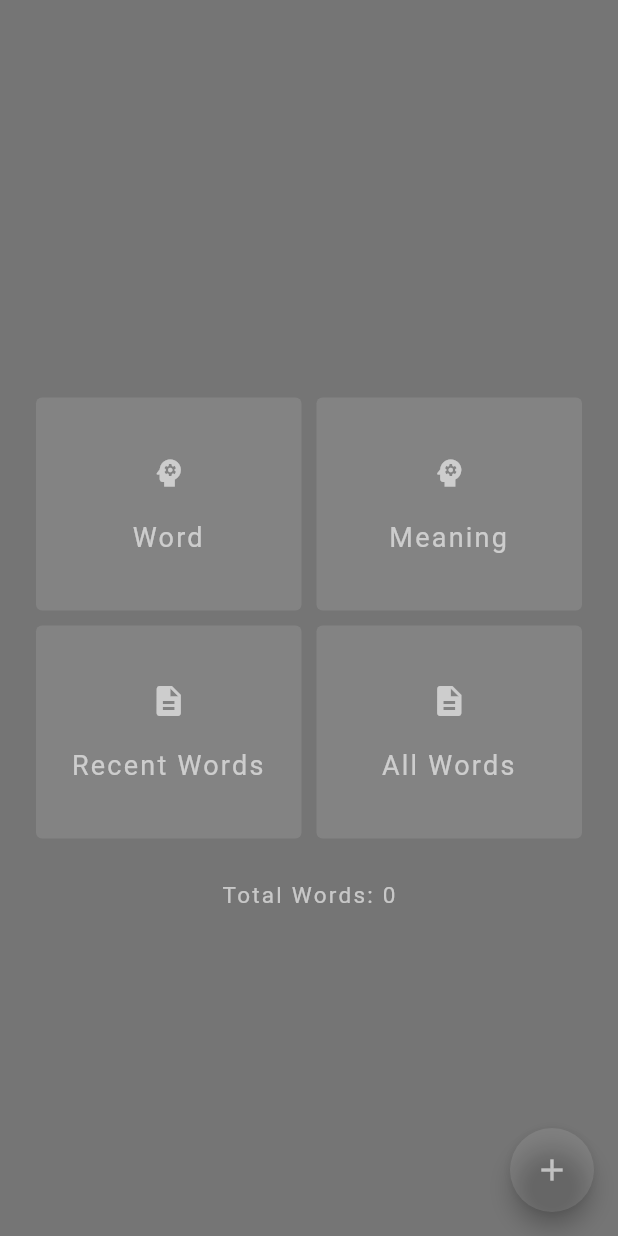
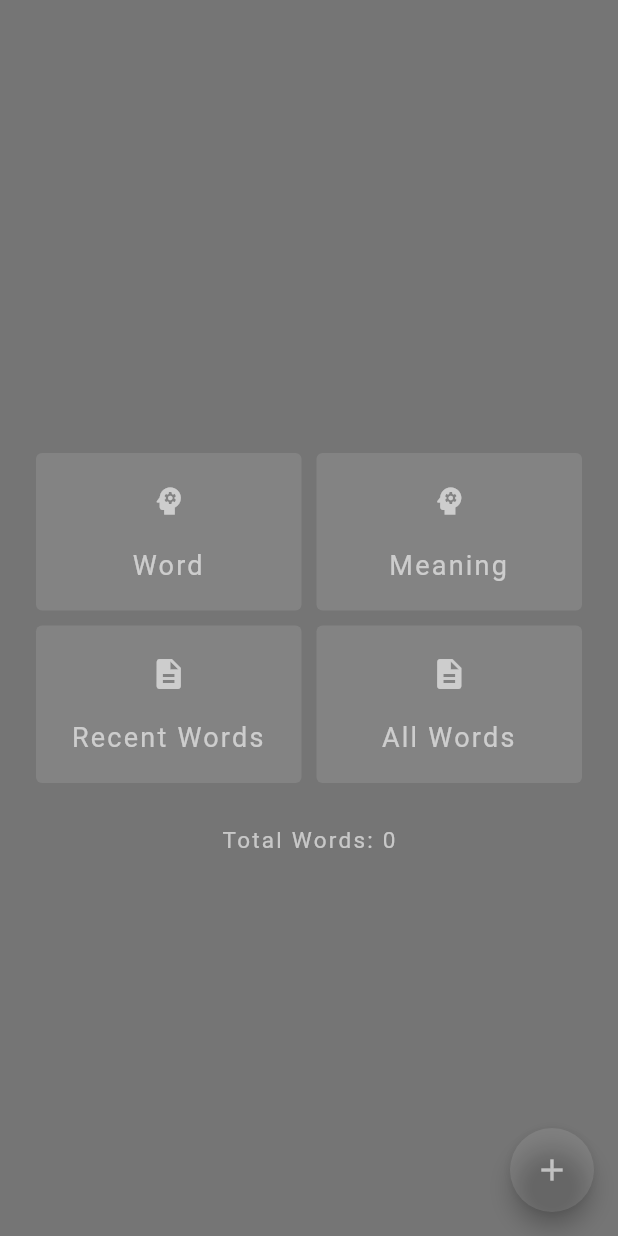
Before and after one commit to subhechhu/vocab_flutter, a Flutter app: the Home screen opened directly with empty values, after a tap on "Recent Words", on a phone screen of 412 x 824 dp. Run offline on Flutter 3.47's test engine with Material 2 defaults, Android fonts, the phone set to English and light mode, and no system bars; our stand-ins replace eva_icons_flutter, firebase_auth, firebase_core, fluttertoast, google_sign_in, progress_dialog and 2 more; accounts and stored records are empty.

Commit message:
local db done. Next Firebase

```diff
--- a/lib/screens/home.dart
+++ b/lib/screens/home.dart
@@ -1,6 +1,9 @@
 import 'package:flutter/material.dart';
 import 'package:vocab/services/authenticaation.dart';
 import 'package:vocab/util/colors.dart';
+
+import 'package:vocab/services/db_helper.dart';
+import 'package:vocab/services/words.dart';
 
 class Home extends StatefulWidget {
   @override
@@ -14,9 +17,12 @@ class _HomeState extends State<Home> {
   bool _freshLogin =
       false; // is true read data from firebase and store locally or do nothing
 
+  DbHelper dbHelper = DbHelper();
+
   @override
   void initState() {
     super.initState();
+    dbHelper.getDbInstance();
   }
 
   @override
@@ -28,7 +34,8 @@ class _HomeState extends State<Home> {
       backgroundColor: primaryColor,
       floatingActionButton: FloatingActionButton(
         onPressed: () {
-          Navigator.pushNamed(context, '/add');
+          Navigator.pushNamed(context, '/add',
+              arguments: {'action': 'Add Word'});
         },
         backgroundColor: googleButtonBg,
         splashColor: googleButtonBg,
@@ -57,16 +64,18 @@ class _HomeState extends State<Home> {
               mainAxisAlignment: MainAxisAlignment.spaceEvenly,
               children: [
                 Expanded(
-                  child: SizedBox(
-                    height: 150,
                   child: Card(
                     elevation: 0,
                     color: googleButtonBg,
                     child: InkWell(
                         splashColor: googleButtonBg,
                         onTap: () {
-                            print('Card tapped.');
+                          dbHelper.getRandomData().then((value) {
+                            print(value.toString());
+                          });
                         },
+                        child: Padding(
+                          padding: const EdgeInsets.symmetric(vertical: 20),
                           child: Column(
                             mainAxisAlignment: MainAxisAlignment.center,
                             children: [
@@ -86,24 +95,26 @@ class _HomeState extends State<Home> {
                                     fontSize: 18),
                               ),
                             ],
+                          ),
                         )),
-                    ),
                   ),
                 ),
                 SizedBox(
                   width: 2,
                 ),
                 Expanded(
-                  child: SizedBox(
-                    height: 150,
                   child: Card(
                     elevation: 0,
                     color: googleButtonBg,
                     child: InkWell(
                         splashColor: googleButtonBg,
                         onTap: () {
-                            print('Card tapped.');
+                          dbHelper.getRandomData().then((value) {
+                            print(value.toString());
+                          });
                         },
+                        child: Padding(
+                          padding: const EdgeInsets.symmetric(vertical: 20),
                           child: Column(
                             mainAxisAlignment: MainAxisAlignment.center,
                             children: [
@@ -123,8 +134,8 @@ class _HomeState extends State<Home> {
                                     fontSize: 18),
                               ),
                             ],
+                          ),
                         )),
-                    ),
                   ),
                 )
               ],
@@ -136,16 +147,18 @@ class _HomeState extends State<Home> {
               mainAxisAlignment: MainAxisAlignment.spaceEvenly,
               children: [
                 Expanded(
-                  child: SizedBox(
-                    height: 150,
                   child: Card(
                     elevation: 0,
                     color: googleButtonBg,
                     child: InkWell(
                         splashColor: googleButtonBg,
                         onTap: () {
-                            print('Card tapped.');
+                          dbHelper.getRecentWords(1).then((value) {
+                            print(value.toString());
+                          });
                         },
+                        child: Padding(
+                          padding: const EdgeInsets.symmetric(vertical: 20),
                           child: Column(
                             mainAxisAlignment: MainAxisAlignment.center,
                             children: [
@@ -165,24 +178,26 @@ class _HomeState extends State<Home> {
                                     fontSize: 18),
                               ),
                             ],
+                          ),
                         )),
-                    ),
                   ),
                 ),
                 SizedBox(
                   width: 2,
                 ),
                 Expanded(
-                  child: SizedBox(
-                    height: 150,
                   child: Card(
                     elevation: 0,
                     color: googleButtonBg,
                     child: InkWell(
                         splashColor: googleButtonBg,
                         onTap: () {
-                            print('Card tapped.');
+                          dbHelper.getAllWords().then((value) {
+                            print(value.toString());
+                          });
                         },
+                        child: Padding(
+                          padding: const EdgeInsets.symmetric(vertical: 20),
                           child: Column(
                             mainAxisAlignment: MainAxisAlignment.center,
                             children: [
@@ -202,8 +217,8 @@ class _HomeState extends State<Home> {
                                     fontSize: 18),
                               ),
                             ],
+                          ),
                         )),
-                    ),
                   ),
                 ),
               ],
--- /dev/null
+++ b/lib/services/words.dart
@@ -0,0 +1,32 @@
+import 'package:flutter/material.dart';
+
+class Words {
+  int id;
+  int correct;
+  int incorrect;
+  String word;
+  String pronunciation;
+  String meaning;
+  String sentence;
+
+
+  Words({this.id, this.correct, this.incorrect, this.word,
+      this.pronunciation, this.meaning, this.sentence});
+
+  Map<String, dynamic> toMap() {
+    return {
+      'id': id,
+      'correct': correct,
+      'incorrect': incorrect,
+      'word': word,
+      'pronunciation': pronunciation,
+      'meaning': meaning,
+      'sentence': sentence
+    };
+  }
+
+  @override
+  String toString() {
+    return 'Words{id:$id, correct: $correct, incorrect: $incorrect, word: $word, pronunciation: $pronunciation, meaning: $meaning, sentence: $sentence}';
+  }
+}
--- a/lib/util/colors.dart
+++ b/lib/util/colors.dart
@@ -4,3 +4,4 @@ Color primaryColor = Colors.black54;
 Color googleButtonBg = Colors.white10;
 Color googleButtonTextLight = Colors.white38;
 Color googleButtonText = Colors.white60;
+Color error = Colors.red[800];
--- a/pubspec.yaml
+++ b/pubspec.yaml
@@ -35,6 +35,8 @@ dependencies:
   shared_preferences: ^2.0.5
   progress_dialog: ^1.2.4
   http: ^0.13.3
+  sqflite: ^2.0.0+3
+  fluttertoast: ^8.0.7
 
 dev_dependencies:
   flutter_test:
```
Also changed, not shown: lib/screens/add_words.dart (+55 -8 lines), lib/services/db_helper.dart (added, +105 -0 lines), pubspec.lock. Lines whose indentation alone changed are shown as unchanged.
